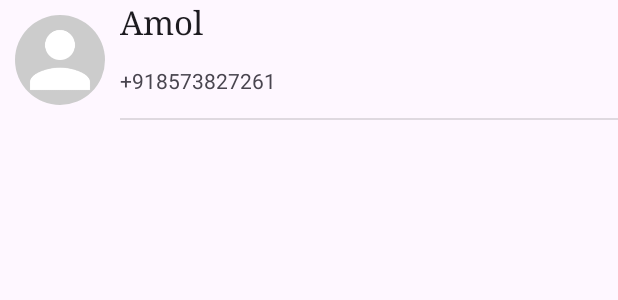
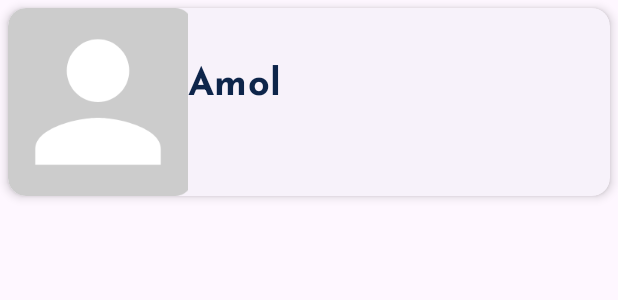
Before and after one commit to Vansh124/Chatty, an Android app: the layout users_available_group_item_layout.xml on its own in the app's theme, with its tools: preview values and no code run, on a phone screen of 412 x 824 dp. Shown: the top 300 px of the screen. Run offline under Robolectric (Android 15) with nearby library versions, the phone set to English and light mode, and no system bars.

Commit message:
Updated xml layouts

```diff
--- a/app/src/main/res/layout/users_available_group_item_layout.xml
+++ b/app/src/main/res/layout/users_available_group_item_layout.xml
@@ -1,10 +1,15 @@
 <?xml version="1.0" encoding="utf-8"?>
-<LinearLayout
+<com.google.android.material.card.MaterialCardView
 	xmlns:android="http://schemas.android.com/apk/res/android"
-	android:orientation="vertical"
+	xmlns:app="http://schemas.android.com/apk/res-auto"
+    android:orientation="vertical"
 	android:layout_width="match_parent"
 	android:layout_height="wrap_content"
-	android:id="@+id/detailsContainer">
+	android:id="@+id/detailsContainer"
+    app:cardCornerRadius="12dp"
+    app:cardElevation="4dp"
+    android:layout_margin="5dp"
+    >
 
 	<LinearLayout
 		android:orientation="horizontal"
@@ -13,14 +18,16 @@
 		android:layout_height="wrap_content"
 		android:gravity="center_vertical">
 
-		<de.hdodenhof.circleimageview.CircleImageView
+		<com.google.android.material.imageview.ShapeableImageView
 			android:src="@drawable/ic_profile"
-			android:layout_width="60dp"
-			android:layout_height="60dp"
+			android:layout_width="120dp"
+			android:layout_height="match_parent"
 			android:clickable="true"
 			android:id="@+id/groupUserAvailImage"
-			android:layout_margin="10dp"
-			android:layout_gravity="center_vertical"/>
+			android:layout_gravity="center_vertical"
+            android:scaleType="centerCrop"
+            app:shapeAppearanceOverlay="@style/ShapeAppearanceOverlay.App.Card.Media"
+            />
 
 		<LinearLayout
 			android:orientation="vertical"
@@ -29,30 +36,20 @@
 			android:layout_weight="1.0">
 
 			<TextView
-				android:layout_width="wrap_content"
-				android:layout_height="wrap_content"
+				android:layout_width="match_parent"
+				android:layout_height="match_parent"
 				android:text="Amol"
-				android:textAppearance="?android:attr/textAppearanceLarge"
-				android:id="@+id/groupUserAvailName"
-				android:typeface="serif"
-				android:textColorHighlight="#FF212121"
+
+                android:paddingTop="30dp"
+				android:fontFamily="@font/josefin_sans_bold"
+                android:id="@+id/groupUserAvailName"
+				android:textAppearance="@style/TextAppearance.UserName_GroupName.MediumSubtitle"
+                android:textColor="@color/dark_blue"
 				android:layout_weight="1.0"/>
 
-			<TextView
-				android:layout_width="wrap_content"
-				android:layout_height="wrap_content"
-				android:text="+918573827261"
-				android:textAppearance="?android:attr/textAppearanceSmall"
-				android:layout_weight="1.0"
-				android:id="@+id/groupUserAvailPhoneNumber"/>
-
-			<View
-				android:background="?android:attr/dividerVertical"
-				android:layout_width="match_parent"
-				android:layout_height="1dp"/>
 
 		</LinearLayout>
 
 	</LinearLayout>
 
-</LinearLayout>
+</com.google.android.material.card.MaterialCardView>
```
Also changed, not shown: app/src/main/res/layout/group_users_added.xml (+41 -23 lines).
